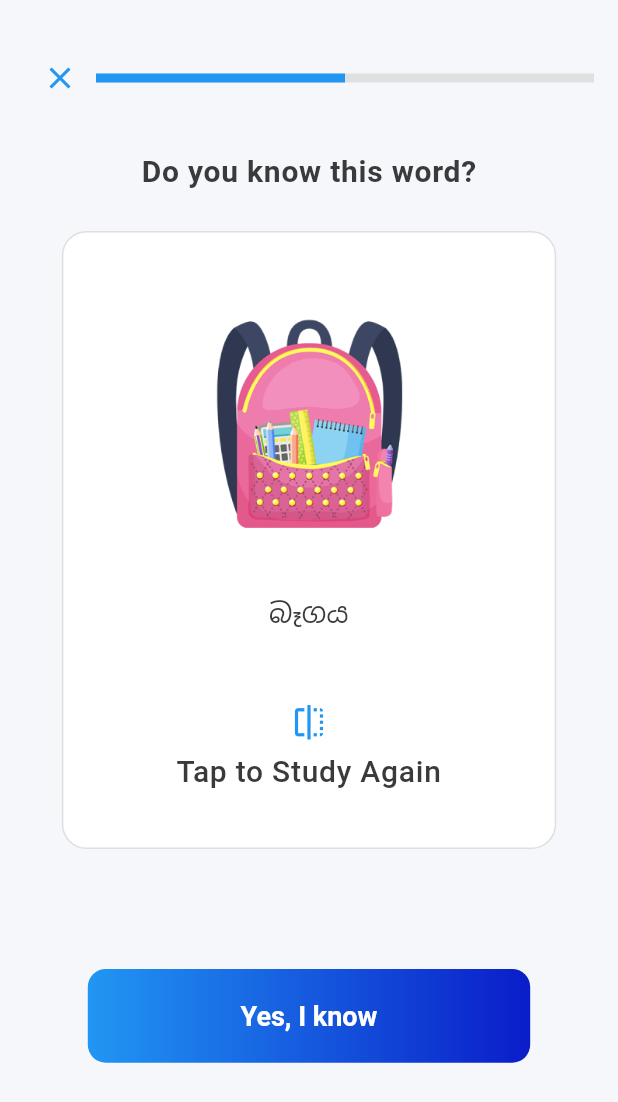
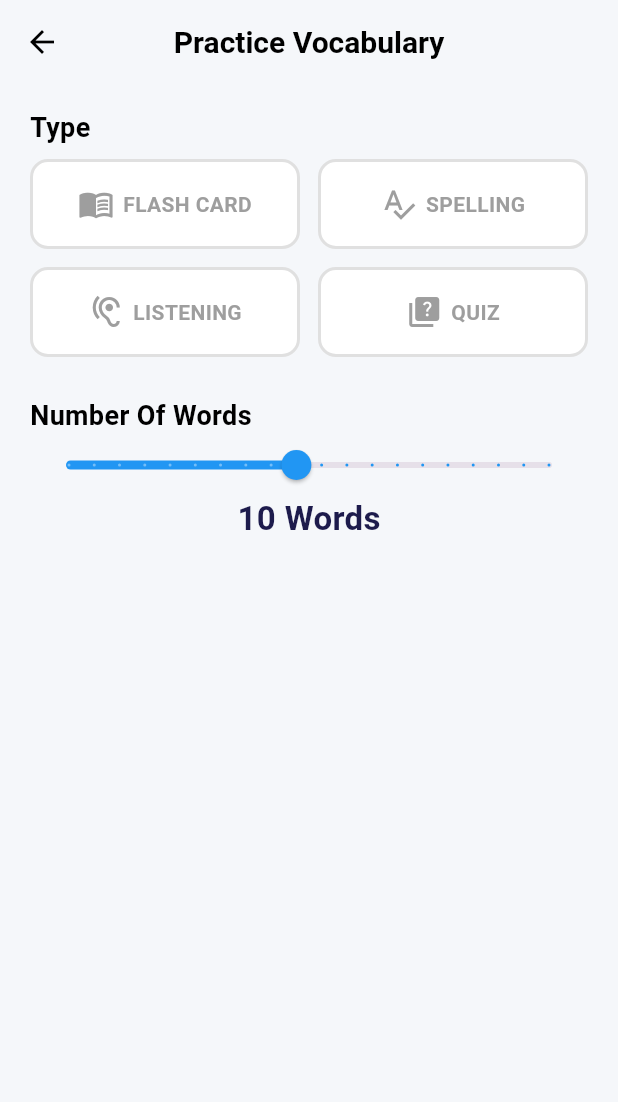
Before and after one commit to Himashirathnayake1/English-game-app, a Flutter app: the screen it shows after launch, on a phone screen of 412 x 824 dp. Shown: the top 1102 px of the screen. Run offline on Flutter 3.47's test engine with Material 3 defaults, Android fonts, the light colour scheme and no system bars; drawn by our look-alikes of flip_card; our stand-ins replace flutter_svg, flutter_tts; Roboto replaces fonts that are missing (Poppins).

Commit message:
flash card, home page , letter shuffte

```diff
--- a/lib/main.dart
+++ b/lib/main.dart
@@ -16,7 +16,7 @@ class MyApp extends StatelessWidget {
       //home: const QuizScreen(),
       theme: AppTheme.lightTheme,
       routes: AppRoutes.routes,
-      initialRoute: AppRoutes.flashCard,
+      initialRoute: AppRoutes.practiceVocabulary,
     );
   }
 }
--- a/lib/routes/app_route.dart
+++ b/lib/routes/app_route.dart
@@ -1,13 +1,22 @@
 import 'package:flutter/material.dart';
 import 'package:learning_app/screens/flash_card_screen.dart';
+import 'package:learning_app/screens/home_page.dart';
+import 'package:learning_app/screens/listening_screen.dart';
+import 'package:learning_app/screens/quiz_screen.dart';
 import '../screens/letter_sufftle_screen.dart';
 
 class AppRoutes {
+  static const String flashCard = '/flash-card';
+  static const String letterShuffle = '/letter-shuffle';
+  static const String practiceVocabulary = '/practice-vocabulary';
+  static const String listeningScreen = '/listening-quiz';
   static const String quiz = '/quiz';
-  static const String flashCard = '/flash-card';
 
   static Map<String, WidgetBuilder> routes = {
+    flashCard: (context) => FlashCardScreen(),
+    letterShuffle: (context) => const LetterShuffleScreen(),
+    practiceVocabulary: (context) => PracticeVocabularyPage(),
+    listeningScreen: (context) => ListeningQuizScreen(),
     quiz: (context) => const QuizScreen(),
-    flashCard: (context) => FlashCardScreen(),
   };
 }
--- /dev/null
+++ b/lib/screens/home_page.dart
@@ -0,0 +1,232 @@
+import 'package:flutter/material.dart';
+import 'package:learning_app/screens/listening_screen.dart';
+
+class PracticeVocabularyPage extends StatefulWidget {
+  @override
+  _PracticeVocabularyPageState createState() => _PracticeVocabularyPageState();
+}
+
+class _PracticeVocabularyPageState extends State<PracticeVocabularyPage> {
+  String selectedType = "";
+  double wordCount = 10;
+
+  Widget _buildTypeButton(String title, IconData icon, bool isSelected) {
+    return Expanded(
+      child: GestureDetector(
+        onTap: () {
+          setState(() {
+            selectedType = title;
+          });
+          _showBottomModal();
+        },
+        child: Container(
+          height: 60,
+          decoration: BoxDecoration(
+            color: isSelected ? Colors.white : Colors.white,
+            borderRadius: BorderRadius.circular(12),
+            border: Border.all(
+              color: isSelected ? Colors.blue : Colors.grey.shade300,
+              width: 2,
+            ),
+          ),
+          child: Row(
+            mainAxisAlignment: MainAxisAlignment.center,
+            children: [
+              Icon(icon, color: isSelected ? Colors.blue : Colors.grey),
+              const SizedBox(width: 6),
+              Text(
+                title.toUpperCase(),
+                style: TextStyle(
+                  fontWeight: FontWeight.w600,
+                  color: isSelected ? Colors.blue : Colors.grey,
+                ),
+              ),
+              if (isSelected)
+                const Padding(
+                  padding: EdgeInsets.only(left: 6),
+                  child: Icon(Icons.check_circle, color: Colors.blue, size: 18),
+                ),
+            ],
+          ),
+        ),
+      ),
+    );
+  }
+
+  void _showBottomModal() {
+    showModalBottomSheet(
+      context: context,
+      builder:
+          (context) => Container(
+            height: 130,
+            width: double.infinity,
+            decoration: const BoxDecoration(
+              gradient: LinearGradient(
+                begin: Alignment.topLeft,
+                end: Alignment.bottomRight,
+                colors: [Colors.blue, const Color.fromARGB(255, 10, 29, 201)],
+              ),
+              borderRadius: BorderRadius.only(
+                topLeft: Radius.circular(20),
+                topRight: Radius.circular(20),
+              ),
+            ),
+            child: Column(
+              mainAxisAlignment: MainAxisAlignment.center,
+              children: [
+                Container(
+                  width: 40,
+                  height: 4,
+                  decoration: BoxDecoration(
+                    color: Colors.white.withOpacity(0.7),
+                    borderRadius: BorderRadius.circular(2),
+                  ),
+                ),
+                const SizedBox(height: 30),
+                GestureDetector(
+                  onTap: () {
+                    Navigator.pop(context);
+                    _navigateToScreen(selectedType);
+                  },
+                  child: Row(
+                    mainAxisAlignment: MainAxisAlignment.center,
+                    children: [
+                      const Text(
+                        "LET'S START",
+                        style: TextStyle(
+                          fontSize: 24,
+                          fontWeight: FontWeight.bold,
+                          color: Colors.white,
+                          letterSpacing: 1.2,
+                        ),
+                      ),
+                      const SizedBox(width: 20),
+                      const Icon(
+                        Icons.arrow_forward_ios,
+                        color: Colors.white,
+                        size: 28,
+                      ),
+                    ],
+                  ),
+                ),
+              ],
+            ),
+          ),
+    );
+  }
+
+  void _navigateToScreen(String type) {
+    switch (type) {
+      case "Flash Card":
+        // Navigate to Flash Card screen
+        Navigator.pushNamed(context, '/flash-card');
+        break;
+      case "Spelling":
+        // Navigate to Letter Shuffle screen (closest available)
+        Navigator.pushNamed(context, '/letter-shuffle');
+        break;
+      case "Listening":
+        Navigator.push(
+          context,
+          MaterialPageRoute(builder: (context) => ListeningQuizScreen()),
+        );
+        break;
+      case "Quiz":
+        // You can add quiz screen route when available
+        Navigator.pushNamed(context, '/quiz');
+        break;
+    }
+  }
+
+  @override
+  Widget build(BuildContext context) {
+    return Scaffold(
+      appBar: AppBar(
+        backgroundColor: Colors.transparent,
+        elevation: 0,
+        leading: const Icon(Icons.arrow_back, color: Colors.black),
+        title: const Text(
+          "Practice Vocabulary",
+          style: TextStyle(color: Colors.black, fontWeight: FontWeight.bold),
+        ),
+        centerTitle: true,
+      ),
+      body: Padding(
+        padding: const EdgeInsets.all(20),
+        child: Column(
+          crossAxisAlignment: CrossAxisAlignment.start,
+          children: [
+            const Text(
+              "Type",
+              style: TextStyle(
+                fontSize: 18,
+                fontWeight: FontWeight.bold,
+                color: Colors.black,
+              ),
+            ),
+            const SizedBox(height: 12),
+            Row(
+              children: [
+                _buildTypeButton(
+                  "Flash Card",
+                  Icons.menu_book,
+                  selectedType == "Flash Card",
+                ),
+                const SizedBox(width: 12),
+                _buildTypeButton(
+                  "Spelling",
+                  Icons.spellcheck,
+                  selectedType == "Spelling",
+                ),
+              ],
+            ),
+            const SizedBox(height: 12),
+            Row(
+              children: [
+                _buildTypeButton(
+                  "Listening",
+                  Icons.hearing,
+                  selectedType == "Listening",
+                ),
+                const SizedBox(width: 12),
+                _buildTypeButton("Quiz", Icons.quiz, selectedType == "Quiz"),
+              ],
+            ),
+            const SizedBox(height: 30),
+            const Text(
+              "Number Of Words",
+              style: TextStyle(
+                fontSize: 18,
+                fontWeight: FontWeight.bold,
+                color: Colors.black,
+              ),
+            ),
+            Slider(
+              activeColor: Colors.blue,
+              value: wordCount,
+              min: 1,
+              max: 20,
+              divisions: 19,
+              label: wordCount.toInt().toString(),
+              onChanged: (value) {
+                setState(() {
+                  wordCount = value;
+                });
+              },
+            ),
+            Center(
+              child: Text(
+                wordCount.toInt().toString().padLeft(2, '0') + " Words",
+                style: const TextStyle(
+                  fontSize: 22,
+                  fontWeight: FontWeight.bold,
+                  color: Color(0xFF1D1B4C),
+                ),
+              ),
+            ),
+          ],
+        ),
+      ),
+    );
+  }
+}
```
Also changed, not shown: lib/screens/flash_card_screen.dart (+158 -30 lines), lib/screens/letter_sufftle_screen.dart (+91 -58 lines).
